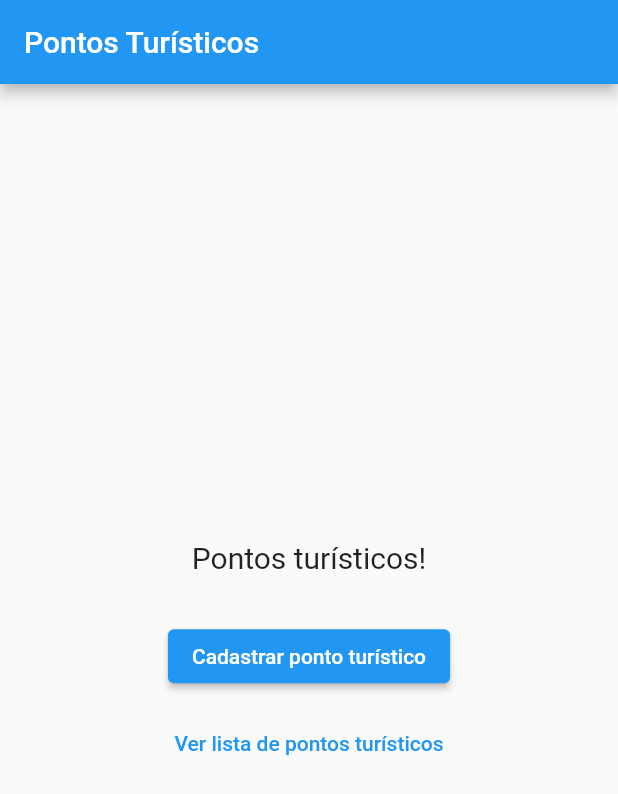
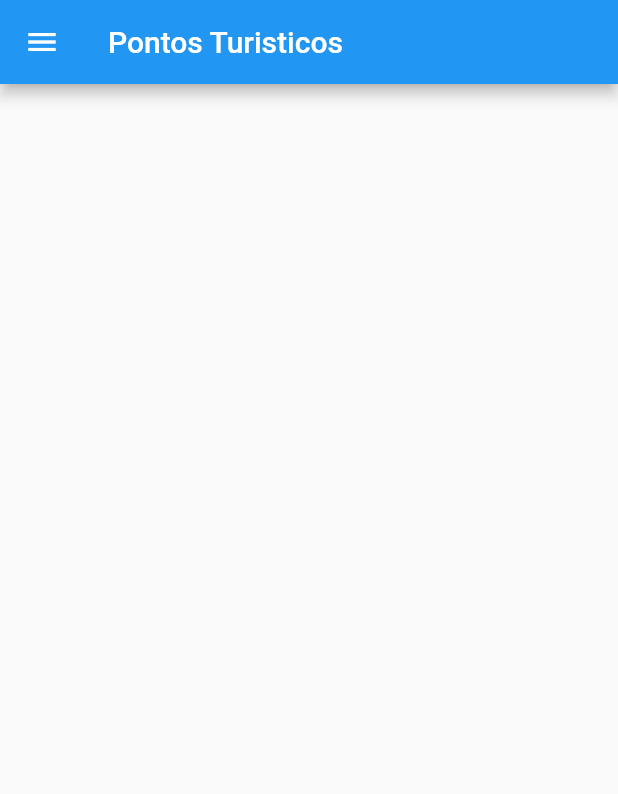
Before and after one commit to rlraul/projeto_pm26s, a Flutter app: the screen it shows after launch, on a phone screen of 412 x 824 dp. Shown: the top 794 px of the screen. Run offline on Flutter 3.47's test engine with Material 2 defaults, Android fonts, the phone set to English and light mode, and no system bars.

Commit message:
Criado o fonte HomePage.dart, que contem um drawer(side menu) que conterá a lista de rotinas da aplicação;

```diff
--- a/lib/main.dart
+++ b/lib/main.dart
@@ -1,5 +1,5 @@
 import 'package:flutter/material.dart';
-import 'package:projeto/pages/lista_pontos_turisticos_page.dart';
+import 'package:projeto/pages/home_page.dart';
 
 void main() {
   runApp(PontosTuristicos());
@@ -13,7 +13,7 @@ class PontosTuristicos extends StatelessWidget {
       theme: ThemeData(
         primarySwatch: Colors.blue,
       ),
-      home: ListaPontosTuristicos(),
+      home: HomePage(),
     );
   }
 }
--- /dev/null
+++ b/lib/pages/home_page.dart
@@ -0,0 +1,41 @@
+import 'package:flutter/material.dart';
+
+import 'lista_pontos_turisticos_page.dart';
+
+class HomePage extends StatelessWidget {
+  const HomePage({super.key});
+
+  @override
+  Widget build(BuildContext context) {
+    return Scaffold(
+      appBar: AppBar(title: Text("Pontos Turisticos")),
+      body: null,
+      //Side Menu
+      drawer: Drawer(
+        child: ListView(
+          padding: EdgeInsets.zero,
+          children: [
+            const DrawerHeader(
+              decoration: BoxDecoration(
+                color: Colors.blue,
+              ),
+                child: Text("")
+            ),
+            //Lista de itens do side menu
+            ListTile(
+              title: const Text("Lista de Pontos Turísticos"),
+              leading: Icon(Icons.list_sharp),
+              onTap: () {
+                //Abrirá a ListaPontosTuristicos
+                Navigator.push(
+                    context,
+                    MaterialPageRoute(builder: (context) => const ListaPontosTuristicos()));
+              },
+            )
+          ],
+        ),
+      ),
+    );
+  }
+
+}
--- a/lib/pages/lista_pontos_turisticos_page.dart
+++ b/lib/pages/lista_pontos_turisticos_page.dart
@@ -1,37 +1,53 @@
 import 'package:flutter/material.dart';
 
 class ListaPontosTuristicos extends StatelessWidget {
+  const ListaPontosTuristicos({super.key});
+
   @override
   Widget build(BuildContext context) {
     return Scaffold(
-      appBar: AppBar(
-        title: Text('Pontos Turísticos'),
-      ),
-      body: Center(
-        child: Column(
-          mainAxisAlignment: MainAxisAlignment.center,
-          children: <Widget>[
-            Text(
-              'Pontos turísticos!',
-              style: TextStyle(fontSize: 20),
-              textAlign: TextAlign.center,
-            ),
-            SizedBox(height: 30),
-            ElevatedButton(
-              onPressed: () {
-                // Navegue para a página de cadastro de pontos turísticos.
-              },
-              child: Text('Cadastrar ponto turístico'),
-            ),
-            SizedBox(height: 10),
-            TextButton(
-              onPressed: () {
-              },
-              child: Text('Ver lista de pontos turísticos'),
-            ),
-          ],
-        ),
-      ),
+      appBar: _criarAppBar(),
+      body: null, //_criarBody(),
     );
   }
+
+  AppBar _criarAppBar() {
+    return AppBar(
+      title: Text('Lista de Pontos Turísticos'),
+      actions: [
+        IconButton(
+            onPressed: null,//_abrirPaginaFiltro,
+            icon: Icon(Icons.filter_list)),
+      ],
+    );
+  }
+
+  // Widget _criarBody() {
+  //   return Center(
+  //     child: Column(
+  //       mainAxisAlignment: MainAxisAlignment.center,
+  //       children: <Widget>[
+  //         Text(
+  //           'Pontos turísticos!',
+  //           style: TextStyle(fontSize: 20),
+  //           textAlign: TextAlign.center,
+  //         ),
+  //         SizedBox(height: 30),
+  //         ElevatedButton(
+  //           onPressed: () {
+  //             // Navegue para a página de cadastro de pontos turísticos.
+  //           },
+  //           child: Text('Cadastrar ponto turístico'),
+  //         ),
+  //         SizedBox(height: 10),
+  //         TextButton(
+  //           onPressed: () {
+  //           },
+  //           child: Text('Ver lista de pontos turísticos'),
+  //         ),
+  //       ],
+  //     ),
+  //   );
+  // }
+
 }
```
